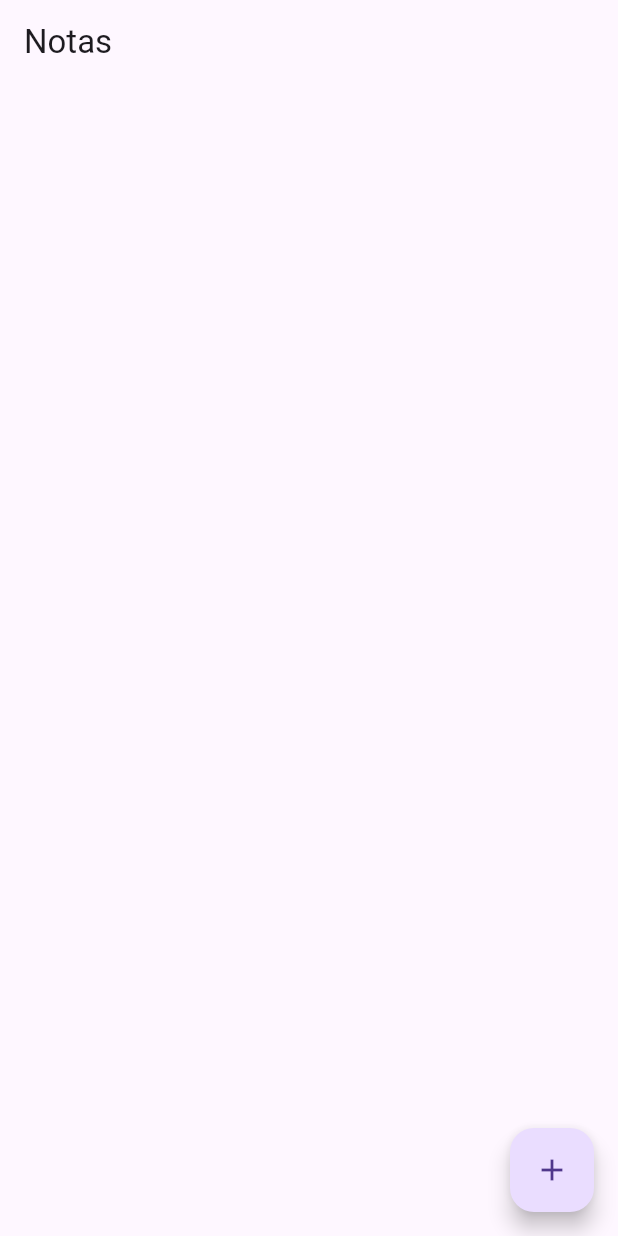
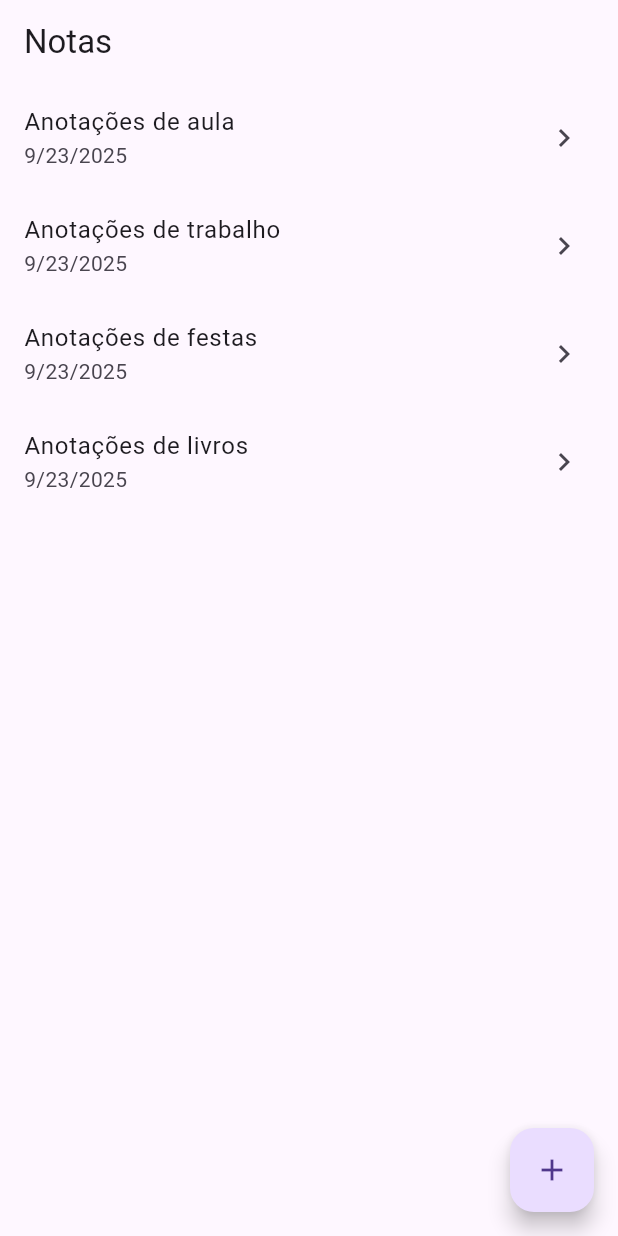
Before and after one commit to professordezani/notas_app, a Flutter app: the screen it shows after launch, on a phone screen of 412 x 824 dp. Run offline on Flutter 3.47's test engine with Material 3 defaults, Android fonts, the phone set to English and light mode, and no system bars.

Commit message:
ListTile e lib intl

```diff
--- a/lib/views/list.dart
+++ b/lib/views/list.dart
@@ -1,6 +1,15 @@
 import 'package:flutter/material.dart';
+import '../models/nota.dart';
+import 'package:intl/intl.dart';
 
 class ListPage extends StatelessWidget {
+
+  List<Nota> notas = [
+    Nota("1", "Anotações de aula", DateTime.now()),
+    Nota("2", "Anotações de trabalho", DateTime.now()),
+    Nota("3", "Anotações de festas", DateTime.now()),
+    Nota("4", "Anotações de livros", DateTime.now()),
+  ];
 
   @override
   Widget build(BuildContext context) {
@@ -10,6 +19,24 @@ class ListPage extends StatelessWidget {
         onPressed: () => Navigator.pushNamed(context, "/create"),
         child: Icon(Icons.add),
       ),
+      body: ListView(
+        children: notas.map((nota) => ListTile(
+          title: Text(nota.title),
+          subtitle: Text(DateFormat.yMd('en_US').format(nota.date)),
+          trailing: Icon(Icons.chevron_right_outlined),
+        )).toList()
+      ),
     );
   }
 }
+
+
+// ListTile(
+//             title: Text(
+//               "Anotações de Aula",
+//               maxLines: 1,
+//               overflow: TextOverflow.ellipsis,
+//             ),
+//             subtitle: Text("23/09/2025"),
+//             trailing: Icon(Icons.chevron_right),
+//           )
--- a/pubspec.yaml
+++ b/pubspec.yaml
@@ -9,6 +9,7 @@ environment:
 dependencies:
   flutter:
     sdk: flutter
+  intl:
 
 dev_dependencies:
   flutter_test:
```
Also changed, not shown: pubspec.lock.
